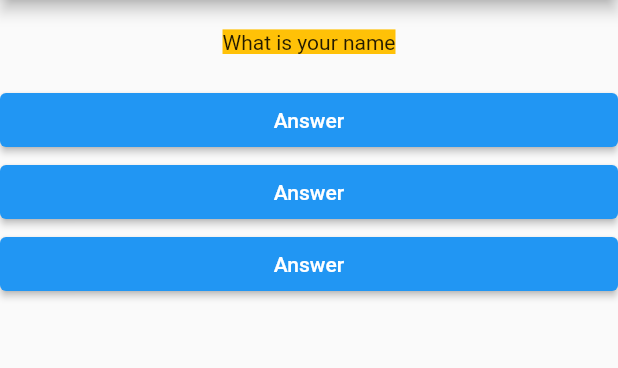
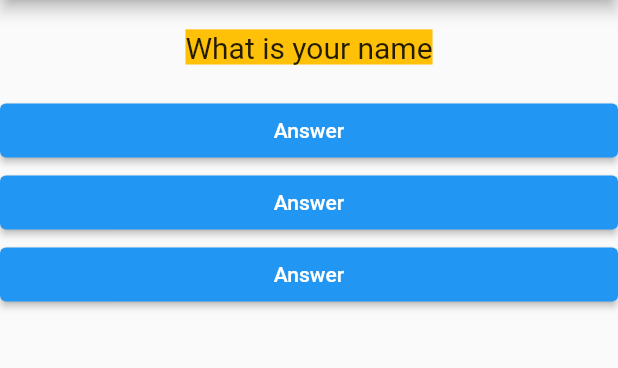
Before and after one commit to tarunsunny3/Flutter-Quiz-App, a Flutter app: the screen it shows after launch, on a phone screen of 412 x 824 dp, the part 84-452 px from its top. Run offline on Flutter 3.47's test engine with Material 2 defaults, Android fonts, the phone set to English and light mode, and no system bars.

```diff
--- a/lib/question.dart
+++ b/lib/question.dart
@@ -12,7 +12,7 @@ class Question extends StatelessWidget {
         padding: EdgeInsets.all(10),
         child: Text(
           questionText,
-          style: TextStyle(backgroundColor: Colors.amber),
+          style: TextStyle(backgroundColor: Colors.amber, fontSize: 20),
           textAlign: TextAlign.center,
         ));
   }
```
Also changed, not shown: 1 other file.
